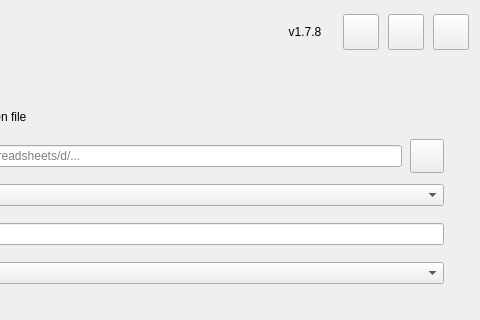
longnguy3n/Import-Localize, file src/import_localize/ui/forms/main_window.ui: the form before one commit; both pictures show x 280 to 760 and y 0 to 320 of the 760 by 936 pixel window.
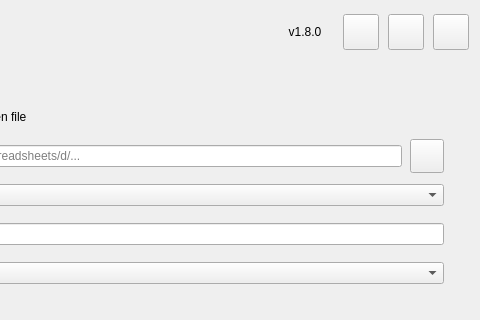
The form after the commit.

The edit to the form file:
```diff
--- a/src/import_localize/ui/forms/main_window.ui
+++ b/src/import_localize/ui/forms/main_window.ui
@@ -175,7 +175,7 @@
          </size>
         </property>
         <property name="text">
-         <string>v1.7.8</string>
+         <string>v1.8.0</string>
         </property>
         <property name="alignment">
          <set>Qt::AlignmentFlag::AlignCenter</set>
```
